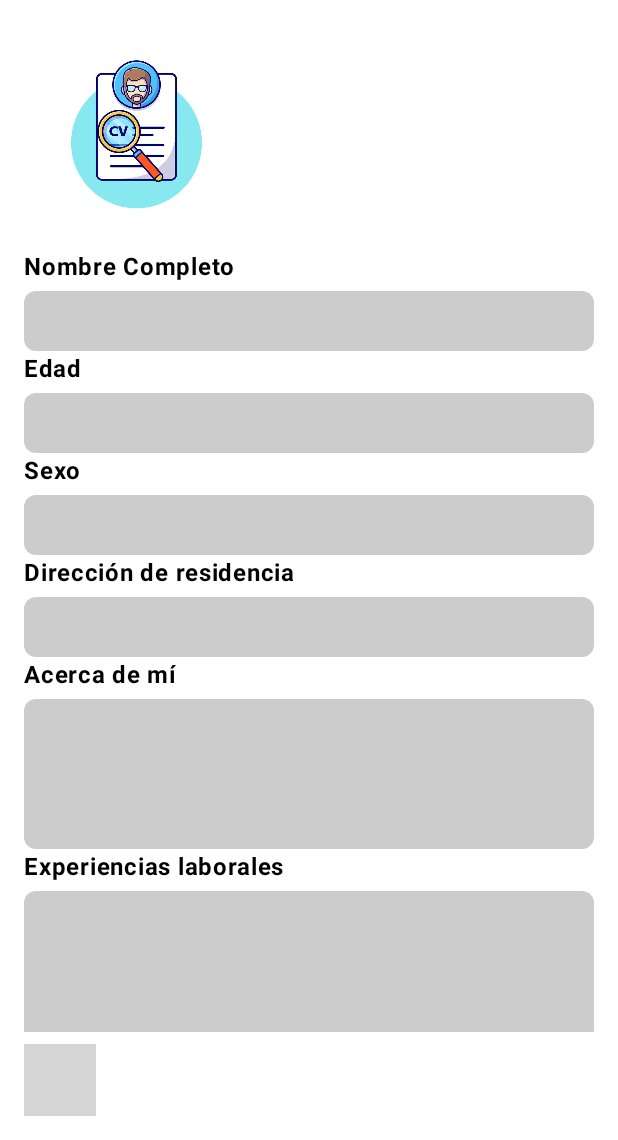
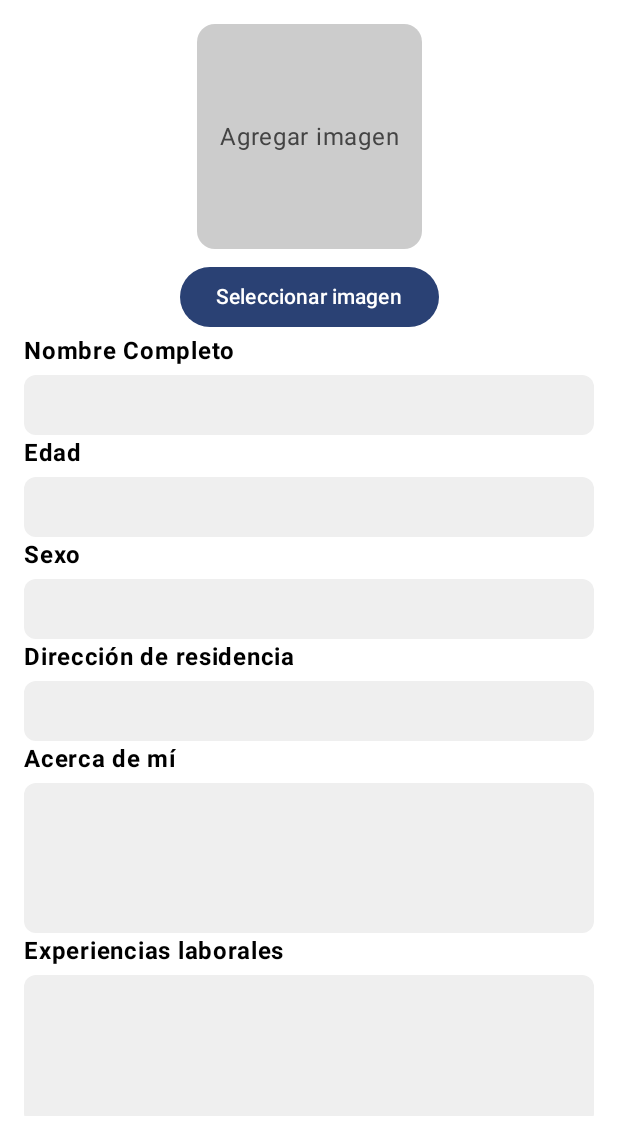
Before and after one commit to mateopelaez04/proyecto-poli, an Android app built with Jetpack Compose: the screen it shows after launch (MainActivity), on a phone screen of 412 x 824 dp, the part 96-1236 px from its top. Run offline under Robolectric (Android 15) with nearby library versions, the phone set to English and light mode, and no system bars; pictures from the network do not load; grey boxes are pictures that could not be loaded.

Commit message:
Update PerfilFragment.kt

```diff
--- a/app/src/main/java/com/example/proyectopoli/screens/fragments/content/PerfilFragment.kt
+++ b/app/src/main/java/com/example/proyectopoli/screens/fragments/content/PerfilFragment.kt
@@ -1,9 +1,9 @@
 package com.example.proyectopoli.screens.fragments.content
 
-import android.webkit.WebResourceRequest
-import android.webkit.WebView
-import android.webkit.WebViewClient
-import androidx.compose.foundation.Image
+import androidx.compose.ui.layout.ContentScale
+import android.net.Uri
+import androidx.activity.compose.rememberLauncherForActivityResult
+import androidx.activity.result.contract.ActivityResultContracts
 import androidx.compose.foundation.background
 import androidx.compose.foundation.layout.*
 import androidx.compose.foundation.rememberScrollState
@@ -16,19 +16,21 @@ import androidx.compose.ui.Alignment
 import androidx.compose.ui.Modifier
 import androidx.compose.ui.draw.clip
 import androidx.compose.ui.graphics.Color
-import androidx.compose.ui.layout.ContentScale
-import androidx.compose.ui.res.painterResource
 import androidx.compose.ui.text.TextStyle
 import androidx.compose.ui.text.font.FontWeight
 import androidx.compose.ui.unit.dp
 import androidx.compose.ui.unit.sp
-import androidx.compose.ui.viewinterop.AndroidView
-import com.example.proyectopoli.R
+import coil.compose.AsyncImage
 
 @Composable
 fun PerfilFragment() {
-    var searchQuery by remember { mutableStateOf("") }
-    var searchUrl by remember { mutableStateOf("https://www.google.com") }
+    var imageUri by remember { mutableStateOf<Uri?>(null) }
+
+    val launcher = rememberLauncherForActivityResult(
+        contract = ActivityResultContracts.GetContent()
+    ) { uri: Uri? ->
+        imageUri = uri
+    }
 
     Column(
         modifier = Modifier
@@ -41,14 +43,42 @@ fun PerfilFragment() {
                 .weight(1f)
                 .verticalScroll(rememberScrollState())
         ) {
-            Image(
-                painter = painterResource(id = R.drawable.ic_profile),
-                contentDescription = "Imagen de perfil",
+            Box(
                 modifier = Modifier
-                    .size(150.dp)
-                    .padding(8.dp),
-                contentScale = ContentScale.Crop
-            )
+                    .fillMaxWidth(),
+                contentAlignment = Alignment.Center
+            ) {
+                Column(horizontalAlignment = Alignment.CenterHorizontally) {
+                    if (imageUri != null) {
+                        AsyncImage(
+                            model = imageUri,
+                            contentDescription = "Imagen seleccionada",
+                            contentScale = ContentScale.Crop,
+                            modifier = Modifier
+                                .size(150.dp)
+                                .clip(RoundedCornerShape(12.dp))
+                        )
+                    } else {
+                        Box(
+                            modifier = Modifier
+                                .size(150.dp)
+                                .clip(RoundedCornerShape(12.dp))
+                                .background(Color.LightGray),
+                            contentAlignment = Alignment.Center
+                        ) {
+                            Text("Agregar imagen", color = Color.DarkGray)
+                        }
+                    }
+
+                    Spacer(modifier = Modifier.height(8.dp))
+
+                    Button(onClick = {
+                        launcher.launch("image/*")
+                    }) {
+                        Text("Seleccionar imagen")
+                    }
+                }
+            }
 
             ProfileField(title = "Nombre Completo")
             ProfileField(title = "Edad")
@@ -57,45 +87,7 @@ fun PerfilFragment() {
             ProfileField(title = "Acerca de mí", isLarge = true)
             ProfileField(title = "Experiencias laborales", isLarge = true)
             ProfileField(title = "Estudios", isLarge = true)
-
-            Text(
-                text = "Buscador de Google",
-                fontSize = 16.sp,
-                fontWeight = FontWeight.Bold,
-                color = Color.Black
-            )
-
-            Row(
-                modifier = Modifier.fillMaxWidth(),
-                verticalAlignment = Alignment.CenterVertically
-            ) {
-                Box(
-                    modifier = Modifier
-                        .weight(1f)
-                        .height(40.dp)
-                        .clip(RoundedCornerShape(8.dp))
-                        .background(Color.LightGray)
-                        .padding(horizontal = 8.dp),
-                    contentAlignment = Alignment.CenterStart
-                ) {
-                    BasicTextField(
-                        value = searchQuery,
-                        onValueChange = { searchQuery = it },
-                        textStyle = TextStyle(fontSize = 14.sp, color = Color.Black),
-                        modifier = Modifier.fillMaxWidth()
-                    )
-                }
-                Spacer(modifier = Modifier.width(8.dp))
-                Button(onClick = {
-                    searchUrl = "https://www.google.com/search?q=${searchQuery.replace(" ", "+")}"
-                }) {
-                    Text("Buscar")
-                }
-            }
         }
-
-
-        WebViewContainer(url = searchUrl)
     }
 }
 
@@ -115,46 +107,17 @@ fun ProfileField(title: String, isLarge: Boolean = false) {
                 .fillMaxWidth()
                 .height(if (isLarge) 100.dp else 40.dp)
                 .clip(RoundedCornerShape(8.dp))
-                .background(Color.LightGray)
-                .padding(horizontal = 8.dp),
-            contentAlignment = Alignment.CenterStart
+                .background(Color(0xFFEFEFEF)), // Gris más claro
+            contentAlignment = Alignment.TopStart
         ) {
             BasicTextField(
                 value = text,
                 onValueChange = { text = it },
                 textStyle = TextStyle(fontSize = 14.sp, color = Color.Black),
                 modifier = Modifier
-                    .fillMaxWidth()
+                    .fillMaxSize()
                     .padding(8.dp)
             )
         }
     }
 }
-
-@Composable
-fun WebViewContainer(url: String) {
-    AndroidView(
-        factory = { context ->
-            WebView(context).apply {
-                webViewClient = object : WebViewClient() {
-                    override fun shouldOverrideUrlLoading(view: WebView?, request: WebResourceRequest?): Boolean {
-                        return false
-                    }
-                }
-                settings.javaScriptEnabled = true
-                settings.domStorageEnabled = true
-                settings.loadsImagesAutomatically = true
-                settings.useWideViewPort = true
-                settings.allowContentAccess = true
-                settings.allowFileAccess = true
-                loadUrl(url)
-            }
-        },
-        update = { view ->
-            view.loadUrl(url)
-        },
-        modifier = Modifier
-            .fillMaxWidth()
-            .height(300.dp)
-    )
-}
```
